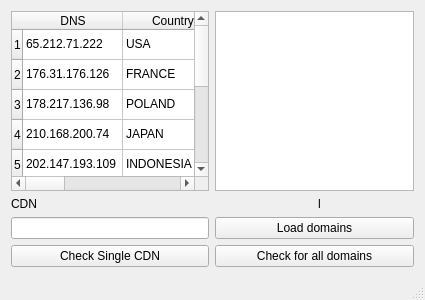
The window that mainwindow.ui (mszlachetka/cdn_detector) describes before a commit, drawn with Qt 5.
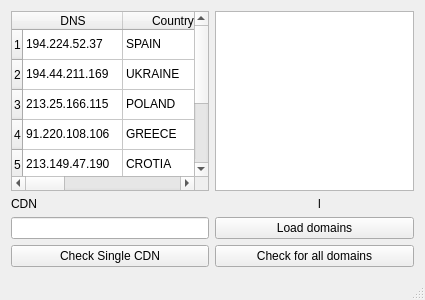
The same window after the commit.

The edit to the form file:
```diff
--- a/mainwindow.ui
+++ b/mainwindow.ui
@@ -66,16 +66,6 @@
           <string>7</string>
          </property>
         </row>
-        <row>
-         <property name="text">
-          <string>8</string>
-         </property>
-        </row>
-        <row>
-         <property name="text">
-          <string>9</string>
-         </property>
-        </row>
         <column>
          <property name="text">
           <string>DNS</string>
@@ -98,12 +88,12 @@
         </column>
         <item row="0" column="0">
          <property name="text">
-          <string>65.212.71.222</string>
+          <string>194.224.52.37</string>
          </property>
         </item>
         <item row="0" column="1">
          <property name="text">
-          <string>USA</string>
+          <string>SPAIN</string>
          </property>
         </item>
         <item row="0" column="2">
@@ -118,12 +108,12 @@
         </item>
         <item row="1" column="0">
          <property name="text">
-          <string>176.31.176.126</string>
+          <string>194.44.211.169</string>
          </property>
         </item>
         <item row="1" column="1">
          <property name="text">
-          <string>FRANCE</string>
+          <string>UKRAINE</string>
          </property>
         </item>
         <item row="1" column="2">
@@ -138,7 +128,7 @@
         </item>
         <item row="2" column="0">
          <property name="text">
-          <string>178.217.136.98</string>
+          <string>213.25.166.115</string>
          </property>
         </item>
         <item row="2" column="1">
@@ -158,12 +148,12 @@
         </item>
         <item row="3" column="0">
          <property name="text">
-          <string>210.168.200.74</string>
+          <string>91.220.108.106</string>
          </property>
         </item>
         <item row="3" column="1">
          <property name="text">
-          <string>JAPAN</string>
+          <string>GREECE</string>
          </property>
         </item>
         <item row="3" column="2">
@@ -178,12 +168,12 @@
         </item>
         <item row="4" column="0">
          <property name="text">
-          <string>202.147.193.109</string>
+          <string>213.149.47.190</string>
          </property>
         </item>
         <item row="4" column="1">
          <property name="text">
-          <string>INDONESIA</string>
+          <string>CROTIA</string>
          </property>
         </item>
         <item row="4" column="2">
@@ -198,12 +188,12 @@
         </item>
         <item row="5" column="0">
          <property name="text">
-          <string>200.195.180.212</string>
+          <string>62.2.121.84</string>
          </property>
         </item>
         <item row="5" column="1">
          <property name="text">
-          <string>BRAZIL</string>
+          <string>SWITZERLAND</string>
          </property>
         </item>
         <item row="5" column="2">
@@ -218,12 +208,12 @@
         </item>
         <item row="6" column="0">
          <property name="text">
-          <string>197.44.124.240</string>
+          <string>85.89.72.33</string>
          </property>
         </item>
         <item row="6" column="1">
          <property name="text">
-          <string>EGYPT</string>
+          <string>SWEDEN</string>
          </property>
         </item>
         <item row="6" column="2">
@@ -236,46 +226,6 @@
           <string>-</string>
          </property>
         </item>
-        <item row="7" column="0">
-         <property name="text">
-          <string>66.249.145.27</string>
-         </property>
-        </item>
-        <item row="7" column="1">
-         <property name="text">
-          <string>BARBADOS</string>
-         </property>
-        </item>
-        <item row="7" column="2">
-         <property name="text">
-          <string>-</string>
-         </property>
-        </item>
-        <item row="7" column="3">
-         <property name="text">
-          <string>-</string>
-         </property>
-        </item>
-        <item row="8" column="0">
-         <property name="text">
-          <string>137.59.120.17</string>
-         </property>
-        </item>
-        <item row="8" column="1">
-         <property name="text">
-          <string>AFGANISTAN</string>
-         </property>
-        </item>
-        <item row="8" column="2">
-         <property name="text">
-          <string>-</string>
-         </property>
-        </item>
-        <item row="8" column="3">
-         <property name="text">
-          <string>-</string>
-         </property>
-        </item>
        </widget>
       </item>
       <item>
```
